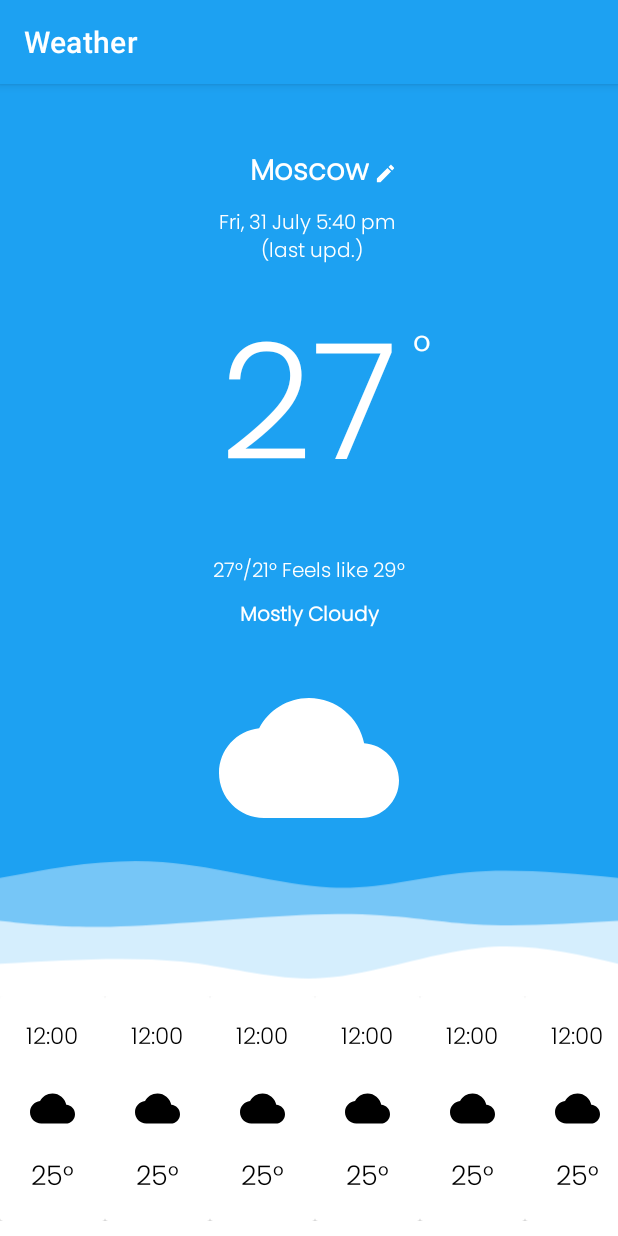
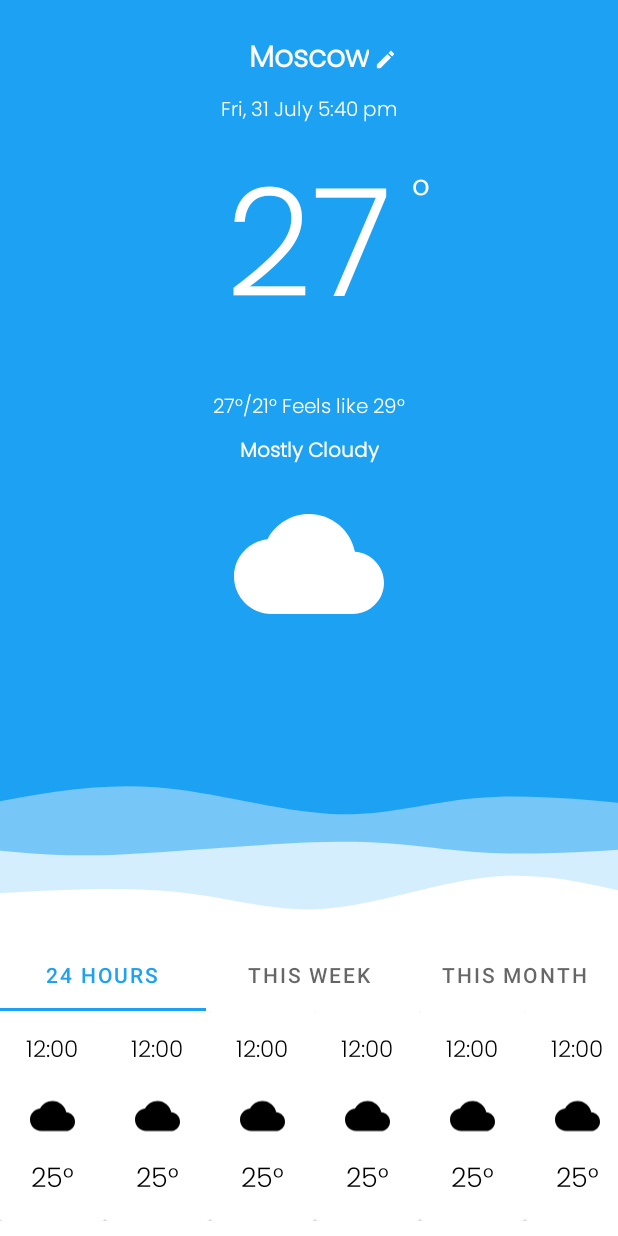
Before and after one commit to OlegRyabyshev/Weather, an Android app: the screen it shows after launch (MainActivity), on a phone screen of 412 x 824 dp. Run offline under Robolectric (Android 15) with nearby library versions, the phone set to English and light mode, and no system bars.

Commit message:
ui changes

```diff
--- a/app/src/main/res/layout/weather_fragment.xml
+++ b/app/src/main/res/layout/weather_fragment.xml
@@ -5,27 +5,26 @@
     xmlns:tools="http://schemas.android.com/tools"
     android:layout_width="match_parent"
     android:layout_height="match_parent"
+    android:background="@color/light_blue"
     android:orientation="vertical"
     tools:context=".fragments.WeatherFragment">
 
     <androidx.constraintlayout.widget.ConstraintLayout
         android:layout_width="match_parent"
-        android:layout_height="0dp"
-        android:layout_weight="1"
-        android:background="@color/light_blue"
+        android:layout_height="wrap_content"
         tools:context=".activity.MainActivity">
 
         <TextView
             android:id="@+id/textview_city"
             android:layout_width="wrap_content"
             android:layout_height="wrap_content"
-            android:layout_marginTop="40dp"
             android:fontFamily="@font/poppins_light"
             android:gravity="center"
+            android:layout_marginTop="20dp"
             android:padding="3dp"
             android:text="@string/city"
             android:textColor="@color/white"
-            android:textSize="19sp"
+            android:textSize="20sp"
             android:textStyle="bold"
             app:layout_constraintEnd_toEndOf="parent"
             app:layout_constraintStart_toStartOf="parent"
@@ -44,9 +43,10 @@
             android:id="@+id/textview_date"
             android:layout_width="wrap_content"
             android:layout_height="wrap_content"
+            android:ellipsize="end"
             android:fontFamily="@font/poppins_light"
             android:gravity="center"
-            android:lines="2"
+            android:lines="1"
             android:padding="3dp"
             android:text="@string/date_time"
             android:textColor="@color/white"
@@ -59,12 +59,12 @@
             android:id="@+id/textview_temp"
             android:layout_width="wrap_content"
             android:layout_height="wrap_content"
-            android:layout_margin="10dp"
             android:fontFamily="@font/poppins_light"
             android:gravity="center"
+            android:padding="3dp"
             android:text="@string/temp"
             android:textColor="@color/white"
-            android:textSize="107sp"
+            android:textSize="100sp"
             app:layout_constraintEnd_toEndOf="parent"
             app:layout_constraintStart_toStartOf="parent"
             app:layout_constraintTop_toBottomOf="@+id/textview_date" />
@@ -88,8 +88,10 @@
             android:id="@+id/textview_feels_like_temp"
             android:layout_width="wrap_content"
             android:layout_height="wrap_content"
+            android:ellipsize="end"
             android:fontFamily="@font/poppins_light"
             android:gravity="center"
+            android:lines="1"
             android:padding="3dp"
             android:text="@string/high_low_feels_like"
             android:textColor="@color/white"
@@ -102,8 +104,10 @@
             android:id="@+id/textview_description"
             android:layout_width="wrap_content"
             android:layout_height="wrap_content"
+            android:ellipsize="end"
             android:fontFamily="@font/poppins_light"
             android:gravity="center"
+            android:lines="1"
             android:padding="3dp"
             android:text="@string/weather_status"
             android:textColor="@color/white"
@@ -115,9 +119,9 @@
 
         <ImageView
             android:id="@+id/weather_image"
-            android:layout_width="120dp"
-            android:layout_height="120dp"
-            android:layout_marginTop="20dp"
+            android:layout_width="100dp"
+            android:layout_height="100dp"
+            android:layout_marginTop="10dp"
             android:src="@drawable/ic_cloud"
             app:layout_constraintEnd_toEndOf="parent"
             app:layout_constraintStart_toStartOf="parent"
@@ -127,22 +131,44 @@
 
     <LinearLayout
         android:layout_width="match_parent"
-        android:layout_height="wrap_content"
-        android:background="@color/dark_blue"
-        android:layout_marginBottom="10dp"
+        android:layout_height="match_parent"
+        android:gravity="bottom"
         android:orientation="vertical">
 
         <ImageView
             android:layout_width="match_parent"
+            android:layout_height="120dp"
             android:layout_gravity="center_horizontal"
             android:scaleType="centerCrop"
-            android:layout_height="100dp"
-            android:background="@color/light_blue"
             android:src="@drawable/ic_wave"
             app:layout_constraintEnd_toEndOf="parent"
             app:layout_constraintStart_toStartOf="parent"
             app:layout_constraintTop_toBottomOf="@+id/textview_description"
             tools:ignore="ContentDescription" />
+
+        <com.google.android.material.tabs.TabLayout
+            android:layout_width="match_parent"
+            android:layout_height="wrap_content"
+            android:background="@color/white"
+            app:tabIndicatorFullWidth="true"
+            app:tabMode="fixed">
+
+            <com.google.android.material.tabs.TabItem
+                android:layout_width="wrap_content"
+                android:layout_height="wrap_content"
+                android:text="@string/tab_hourly" />
+
+            <com.google.android.material.tabs.TabItem
+                android:layout_width="wrap_content"
+                android:layout_height="wrap_content"
+                android:text="@string/tab_daily" />
+
+            <com.google.android.material.tabs.TabItem
+                android:layout_width="wrap_content"
+                android:layout_height="wrap_content"
+                android:text="@string/tab_monthly" />
+
+        </com.google.android.material.tabs.TabLayout>
 
         <androidx.recyclerview.widget.RecyclerView
             android:id="@+id/recycler_view_weather"
@@ -150,6 +176,7 @@
             android:layout_height="wrap_content"
             android:background="@color/white"
             android:orientation="horizontal"
+            android:paddingBottom="10dp"
             app:layoutManager="androidx.recyclerview.widget.LinearLayoutManager"
             tools:listitem="@layout/weather_item" />
     </LinearLayout>
--- a/app/src/main/res/layout/weather_item.xml
+++ b/app/src/main/res/layout/weather_item.xml
@@ -6,7 +6,7 @@
 
     <LinearLayout
         android:layout_width="50dp"
-        android:layout_height="130dp"
+        android:layout_height="120dp"
         android:layout_margin="10dp"
         android:orientation="vertical">
 
--- a/app/src/main/res/values-night/themes.xml
+++ b/app/src/main/res/values-night/themes.xml
@@ -1,6 +1,6 @@
 <resources xmlns:tools="http://schemas.android.com/tools">
     <!-- Base application theme. -->
-    <style name="Theme.Weather" parent="Theme.MaterialComponents.Light.DarkActionBar">
+    <style name="Theme.Weather" parent="Theme.MaterialComponents.Light.NoActionBar">
         <!-- Primary brand color. -->
         <item name="colorPrimary">@color/light_blue</item>
         <item name="colorPrimaryVariant">@color/light_blue</item>
--- a/app/src/main/res/values/strings.xml
+++ b/app/src/main/res/values/strings.xml
@@ -1,10 +1,13 @@
 <resources>
     <string name="app_name">Weather</string>
     <string name="city">Moscow</string>
-    <string name="date_time">Fri, 31 July 5:40 pm \n (last upd.)</string>
+    <string name="date_time">Fri, 31 July 5:40 pm</string>
     <string name="temp">27</string>
     <string name="temp_type">°</string>
     <string name="high_low_feels_like">27°/21° Feels like 29°</string>
     <string name="weather_status">Mostly Cloudy</string>
     <string name="list_of_cities">Available locations</string>
+    <string name="tab_monthly">This Month</string>
+    <string name="tab_daily">This Week</string>
+    <string name="tab_hourly">24 Hours</string>
 </resources>
--- a/app/src/main/res/values/themes.xml
+++ b/app/src/main/res/values/themes.xml
@@ -1,6 +1,6 @@
 <resources xmlns:tools="http://schemas.android.com/tools">
     <!-- Base application theme. -->
-    <style name="Theme.Weather" parent="Theme.MaterialComponents.DayNight.DarkActionBar">
+    <style name="Theme.Weather" parent="Theme.MaterialComponents.DayNight.NoActionBar">
         <!-- Primary brand color. -->
         <item name="colorPrimary">@color/light_blue</item>
         <item name="colorPrimaryVariant">@color/light_blue</item>
```
